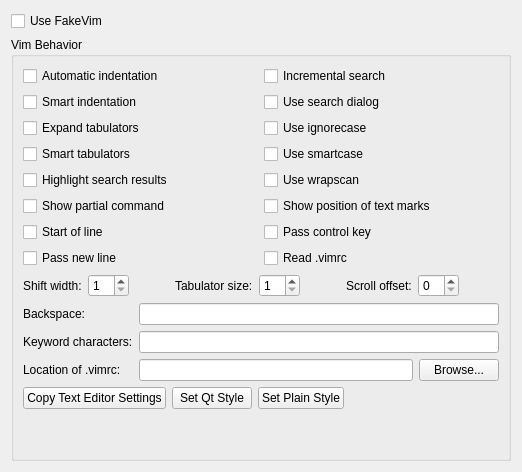
First picture: the form in src/plugins/fakevim/fakevimoptions.ui, repository qt-creator/qt-creator, before the edit.
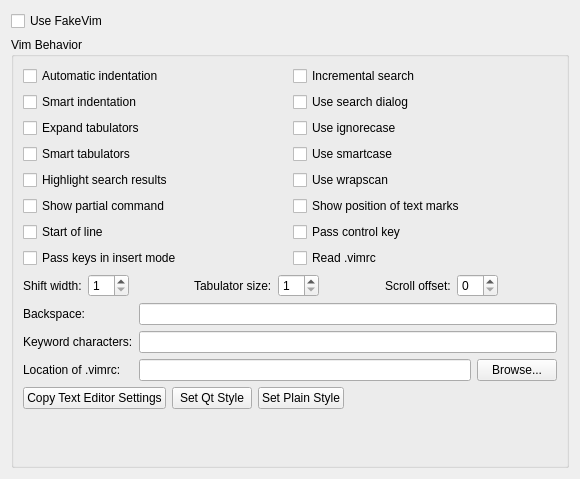
Second picture: the form after the edit.

What changed in the file:
```diff
--- a/src/plugins/fakevim/fakevimoptions.ui
+++ b/src/plugins/fakevim/fakevimoptions.ui
@@ -2,6 +2,14 @@
 <ui version="4.0">
  <class>FakeVim::Internal::FakeVimOptionPage</class>
  <widget class="QWidget" name="FakeVim::Internal::FakeVimOptionPage">
+  <property name="geometry">
+   <rect>
+    <x>0</x>
+    <y>0</y>
+    <width>580</width>
+    <height>479</height>
+   </rect>
+  </property>
   <layout class="QVBoxLayout" name="verticalLayout_2">
    <item>
     <widget class="QCheckBox" name="checkBoxUseFakeVim">
@@ -118,7 +126,7 @@
            <string>Let Qt Creator handle new lines so that comments or code blocks can be properly completed and expanded.</string>
           </property>
           <property name="text">
-           <string>Pass new line</string>
+           <string>Pass keys in insert mode</string>
           </property>
          </widget>
         </item>
```
Left out of the diff: 6 changed lines with no effect on the pictures.
